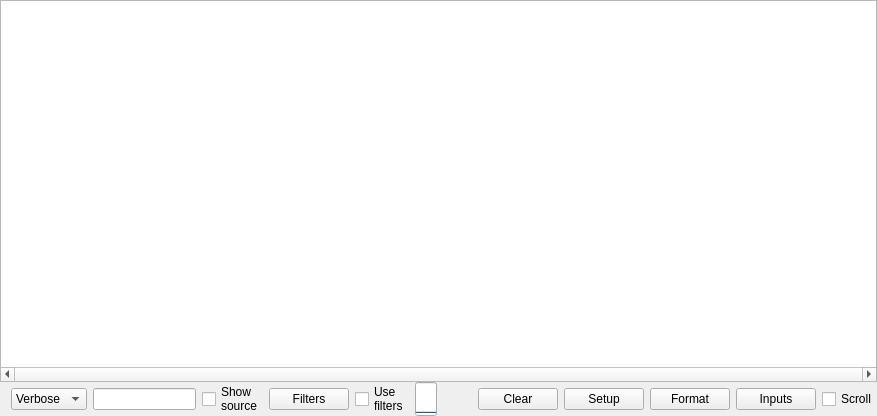
Above: antilog/src/antilog.ui from bjerrep/antilog before the change. Below: the same form after it.
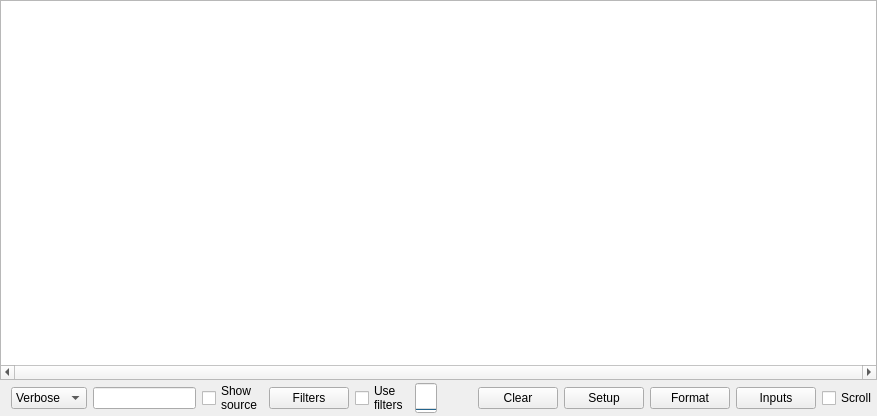
That is the form after the change. Icons and pictures are not drawn.

Patch:
```diff
--- a/antilog/src/antilog.ui
+++ b/antilog/src/antilog.ui
@@ -103,13 +103,13 @@
        <number>6</number>
       </property>
       <property name="topMargin">
-       <number>0</number>
+       <number>1</number>
       </property>
       <property name="rightMargin">
        <number>0</number>
       </property>
       <property name="bottomMargin">
-       <number>0</number>
+       <number>1</number>
       </property>
       <item>
        <widget class="QComboBox" name="comboBoxLogThreshold">
@@ -173,11 +173,17 @@
       <item>
        <widget class="QProgressBar" name="progressBarTraffic">
         <property name="sizePolicy">
-         <sizepolicy hsizetype="Minimum" vsizetype="Ignored">
+         <sizepolicy hsizetype="Minimum" vsizetype="Maximum">
           <horstretch>0</horstretch>
           <verstretch>0</verstretch>
          </sizepolicy>
         </property>
+        <property name="maximumSize">
+         <size>
+          <width>16777215</width>
+          <height>30</height>
+         </size>
+        </property>
         <property name="maximum">
          <number>10</number>
         </property>
```
